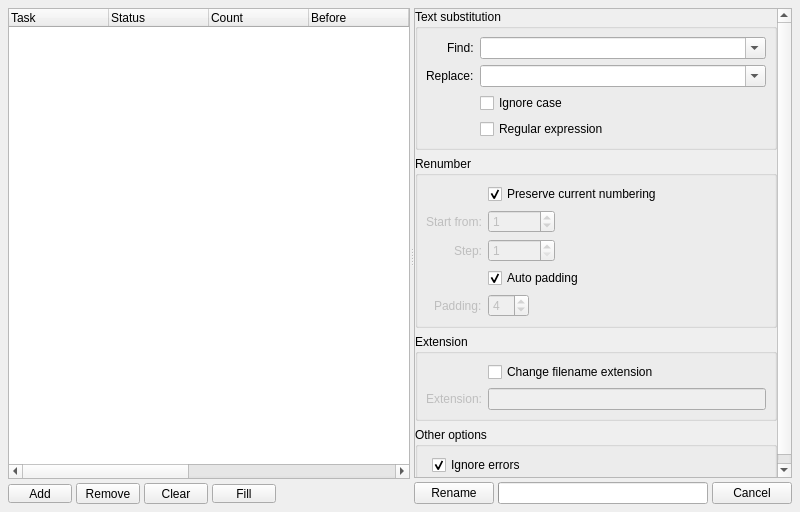
This is core/ui/rename_ui.ui in mjbonnington/icarus-gps as Qt 5 draws it before an edit. The edited form follows.
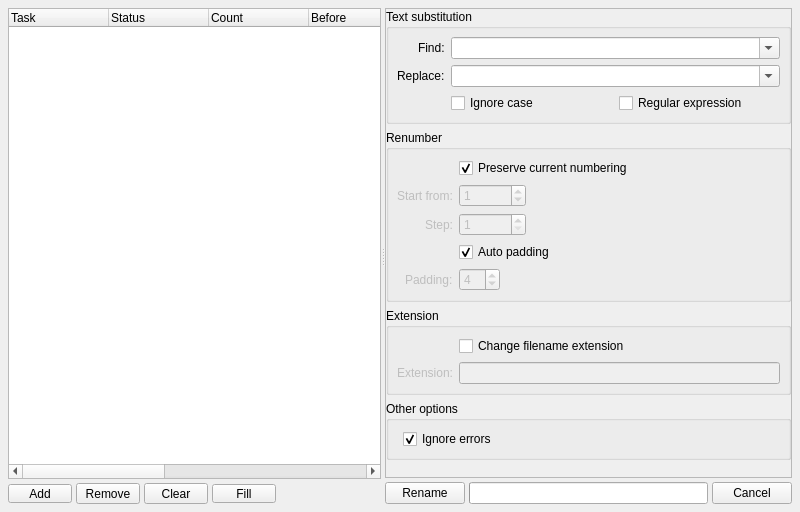
This is the edited form. Icons and pictures are not drawn.

Commit message: Slight adjustment to Sequence Rename UI

What changed in the file:
```diff
--- a/core/ui/rename_ui.ui
+++ b/core/ui/rename_ui.ui
@@ -403,6 +403,16 @@
                  </property>
                 </widget>
                </item>
+               <item row="0" column="1">
+                <widget class="QComboBox" name="find_comboBox">
+                 <property name="editable">
+                  <bool>true</bool>
+                 </property>
+                 <property name="xmlTag" stdset="0">
+                  <string>find</string>
+                 </property>
+                </widget>
+               </item>
                <item row="1" column="0">
                 <widget class="QLabel" name="replace_label">
                  <property name="text">
@@ -413,36 +423,6 @@
                  </property>
                 </widget>
                </item>
-               <item row="2" column="1">
-                <widget class="QCheckBox" name="ignoreCase_checkBox">
-                 <property name="text">
-                  <string>Ignore case</string>
-                 </property>
-                 <property name="xmlTag" stdset="0">
-                  <string>ignorecase</string>
-                 </property>
-                </widget>
-               </item>
-               <item row="3" column="1">
-                <widget class="QCheckBox" name="regex_checkBox">
-                 <property name="text">
-                  <string>Regular expression</string>
-                 </property>
-                 <property name="xmlTag" stdset="0">
-                  <string>regex</string>
-                 </property>
-                </widget>
-               </item>
-               <item row="0" column="1">
-                <widget class="QComboBox" name="find_comboBox">
-                 <property name="editable">
-                  <bool>true</bool>
-                 </property>
-                 <property name="xmlTag" stdset="0">
-                  <string>find</string>
-                 </property>
-                </widget>
-               </item>
                <item row="1" column="1">
                 <widget class="QComboBox" name="replace_comboBox">
                  <property name="editable">
@@ -453,6 +433,30 @@
                  </property>
                 </widget>
                </item>
+               <item row="2" column="1">
+                <layout class="QHBoxLayout" name="findReplaceOptions_horizontalLayout">
+                 <item>
+                  <widget class="QCheckBox" name="ignoreCase_checkBox">
+                   <property name="text">
+                    <string>Ignore case</string>
+                   </property>
+                   <property name="xmlTag" stdset="0">
+                    <string>ignorecase</string>
+                   </property>
+                  </widget>
+                 </item>
+                 <item>
+                  <widget class="QCheckBox" name="regex_checkBox">
+                   <property name="text">
+                    <string>Regular expression</string>
+                   </property>
+                   <property name="xmlTag" stdset="0">
+                    <string>regex</string>
+                   </property>
+                  </widget>
+                 </item>
+                </layout>
+               </item>
               </layout>
              </widget>
             </item>
```
Left out of the diff: 64 changed lines with no effect on the pictures.
